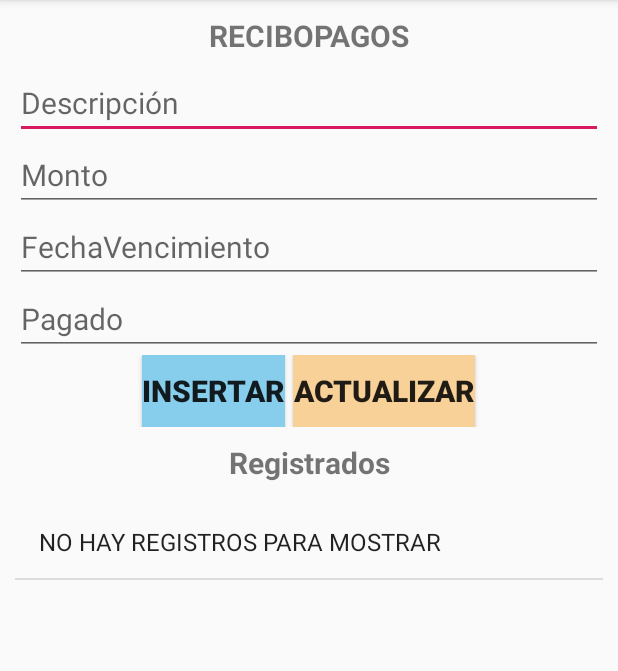
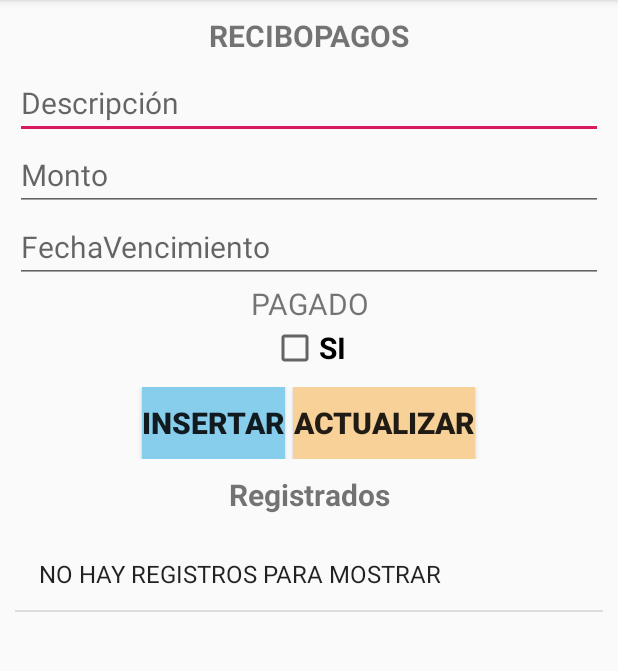
Before and after one commit to cristhianrgz/TPDM_U3_Practica1_15401052, an Android app: the screen it shows after launch (MainActivity), after a tap on "INSERTAR", on a phone screen of 412 x 824 dp, the part 84-755 px from its top. Run offline under Robolectric (Android 15) with nearby library versions, the phone set to English and light mode, and no system bars; our stand-ins replace Firebase (no records; nobody signed in at launch, a user with empty details on screens opened directly); 2 statements that could not run were skipped.

Commit message:
Se agrego valores boolean para PAGADO.

```diff
--- a/app/src/main/java/mx/edu/tpdm_u3_practica1_15401052/MainActivity.kt
+++ b/app/src/main/java/mx/edu/tpdm_u3_practica1_15401052/MainActivity.kt
@@ -12,11 +12,12 @@ class MainActivity : AppCompatActivity() {
     var descripcion : EditText ?= null
     var monto : EditText ?= null
     var fechaVen : EditText ?= null
-    var pagado : EditText ?= null
+    //var pagado : EditText ?= null
     var listaView : ListView ?= null
     var insertar : Button ?= null
     var actualizar : Button ?= null
-
+    var radio1 : CheckBox ?= null
+    var varPagado = ""
     //declarando el objeto firestore
     var baseRemota = FirebaseFirestore.getInstance()
 
@@ -31,18 +32,29 @@ class MainActivity : AppCompatActivity() {
         descripcion = findViewById(R.id.editDescripcion)
         monto = findViewById(R.id.editMonto)
         fechaVen = findViewById(R.id.editfecha)
-        pagado = findViewById(R.id.editpagado)
         listaView = findViewById(R.id.listaRegitrados)
         insertar = findViewById(R.id.btnInsertar)
         actualizar = findViewById(R.id.btnActualizar)
+        radio1 = findViewById(R.id.radio1)
+
 
         insertar?.setOnClickListener {
+            if(radio1?.isChecked == true){
+                Toast.makeText(this,"Elegiste SI", Toast.LENGTH_SHORT).show()
+                varPagado = "true"
+            }
+            else{
+                varPagado = "false"
+            }
+
             var insertarDatos = hashMapOf(
                 "descripcion" to descripcion?.text.toString(),
                 "monto" to monto?.text.toString().toDouble(),
                 "fechaVencimiento" to fechaVen?.text.toString(),
-                "pagado" to pagado?.text.toString()
+                "pagado" to varPagado
+                //"pagado" to pagado?.text.toString()
             )
+
             baseRemota.collection("recibopagos").add(insertarDatos as Map<String, Any>)
                 .addOnSuccessListener {
                     Toast.makeText(this,"Se inserto correctamente", Toast.LENGTH_SHORT).show()
@@ -62,7 +74,7 @@ class MainActivity : AppCompatActivity() {
 
             for (document in querySnapshot!!){
                 var cadena = document.getString("descripcion")+" -- "+document.getDouble("monto")+" -- "+
-                        document.getString("fechaVencimiento")+" -- "+document.getString("pagado")+"\n"
+                        document.getString("fechaVencimiento")+"\n"
                 registrosRemotos.add(cadena)
                 keys.add(document.id)
             }
@@ -95,27 +107,35 @@ class MainActivity : AppCompatActivity() {
                             descripcion?.setText(it.getString("descripcion"))
                             monto?.setText(it.getDouble("monto").toString())
                             fechaVen?.setText(it.getString("fechaVencimiento"))
-                            pagado?.setText(it.getString("pagado"))
+                            var pagadoSN = it.getBoolean("pagado").toString()
+                            if(pagadoSN == "true"){
+                                radio1?.setChecked(true)
+                            }
+                            else radio1?.setChecked(false)
+                            //pagado?.setText(it.getString("pagado"))
                         }
                         .addOnFailureListener{
                             descripcion?.setText("NO SE ENCONTRO DATO")
                             monto?.setText("NO SE ENCONTRO DATO")
                             fechaVen?.setText("NO SE ENCONTRO DATO")
-                            pagado?.setText("NO SE ENCONTRO DATO")
+                            //pagado?.setText("NO SE ENCONTRO DATO")
 
                             descripcion?.isEnabled = false
                             monto?.isEnabled = false
                             fechaVen?.isEnabled = false
-                            pagado?.isEnabled = false
+                            //pagado?.isEnabled = false
                             actualizar?.isEnabled = false
                         }
 
                     actualizar?.setOnClickListener{
+
                         var datosActualizar = hashMapOf(
                             "descripcion" to descripcion?.text.toString(),
                             "monto" to monto?.text.toString().toDouble(),
                             "fechaVencimiento" to fechaVen?.text.toString(),
-                            "pagado" to pagado?.text.toString()
+                            "pagado" to radio1?.isChecked()
+
+                            //"pagado" to pagado?.text.toString()
                         )
                         baseRemota.collection("recibopagos").document(keys.get(i)).set(datosActualizar as Map<String, Any>)
                             .addOnSuccessListener {
@@ -135,6 +155,7 @@ class MainActivity : AppCompatActivity() {
         descripcion?.setText("")
         monto?.setText("")
         fechaVen?.setText("")
-        pagado?.setText("")
+        radio1?.setChecked(false)
+        //pagado?.setText("")
     }
 }
--- a/app/src/main/res/layout/activity_main.xml
+++ b/app/src/main/res/layout/activity_main.xml
@@ -44,13 +44,37 @@
         android:inputType="date"
         />
 
-    <EditText
+    <TextView
         android:layout_width="match_parent"
         android:layout_height="wrap_content"
+        android:text="PAGADO"
         android:textSize="20dp"
-        android:hint="Pagado"
-        android:id="@+id/editpagado"
+        android:textAlignment="center"
         />
+
+    <RadioGroup
+        android:layout_width="match_parent"
+        android:layout_height="wrap_content">
+
+        <LinearLayout
+            android:layout_width="match_parent"
+            android:layout_height="wrap_content"
+            android:orientation="horizontal"
+            android:gravity="center"
+            android:layout_marginBottom="10dp">
+
+
+            <CheckBox
+                android:layout_width="wrap_content"
+                android:layout_height="wrap_content"
+                android:text="SI"
+                android:textSize="20dp"
+                android:textStyle="bold"
+                android:id="@+id/radio1"
+                android:checked="false"/>
+
+        </LinearLayout>
+    </RadioGroup>
 
     <LinearLayout
         android:layout_width="match_parent"
```
